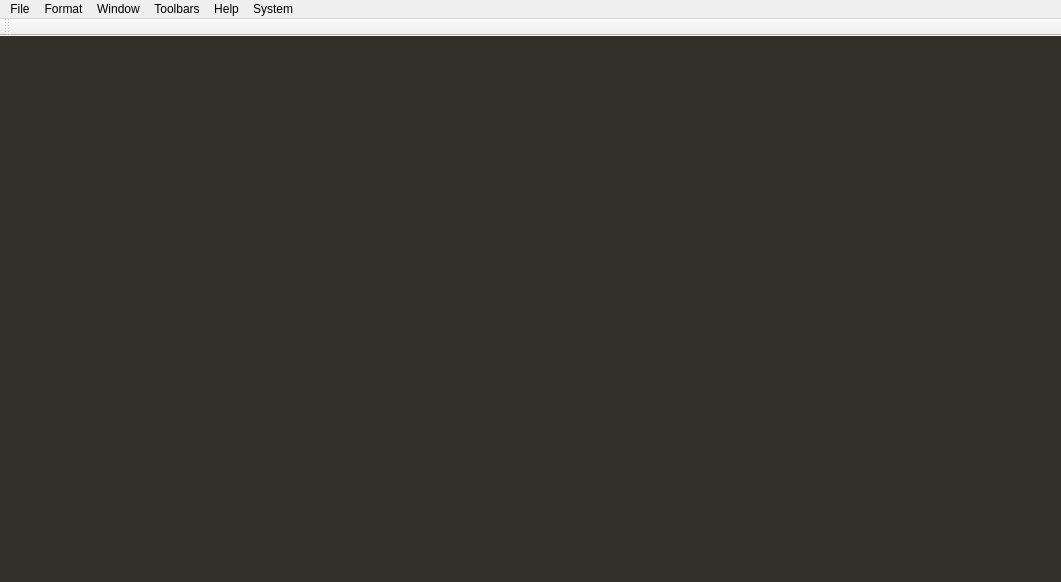
This is mainwindow.ui in sme-gmbh/smepowercad as Qt 5 draws it before an edit. The edited form follows.
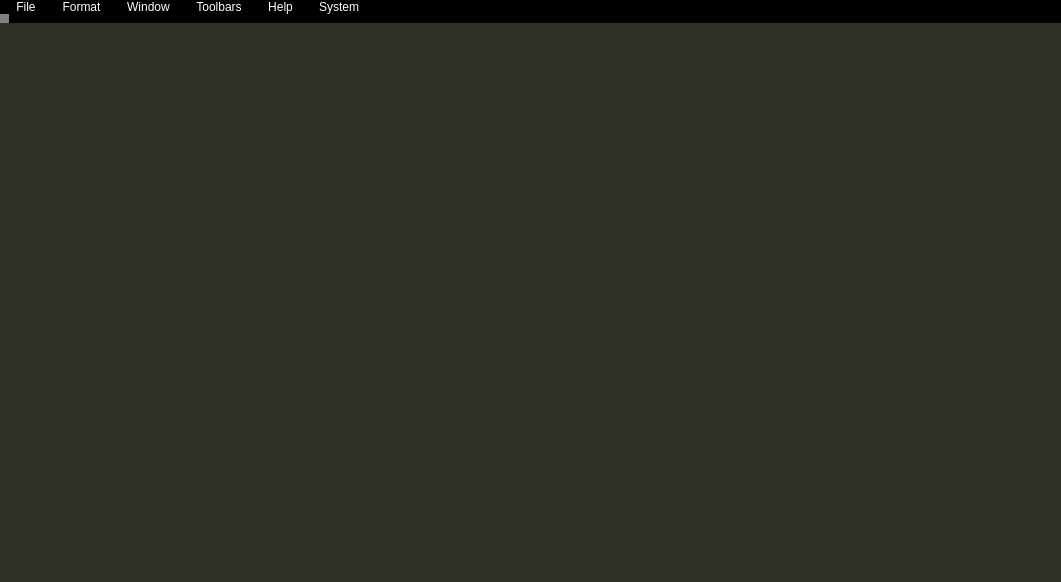
This is the edited form. Icons and pictures are not drawn.

Diff of the .ui file:
```diff
--- a/mainwindow.ui
+++ b/mainwindow.ui
@@ -20,17 +20,7 @@
    <string>SME PowerCAD</string>
   </property>
   <property name="styleSheet">
-   <string notr="true">/*QLineEdit#prompt_input {
-	background-color: rgb(92, 221, 206);
-}
-
-QPlainTextEdit {
-	background-color: rgb(40, 40, 40);
-	color: rgb(80, 255, 80);
-	border:none;
-}*/
-
-QMainWindow {
+   <string notr="true">QMainWindow {
 	background-color: rgb(49, 49, 41);
 }
 
@@ -40,6 +30,72 @@
 	height: 2px;
 }
 
+QToolBar {
+	background: black;
+	border: 0;
+	spacing: 2px;
+}
+
+QToolBar::handle {
+	background-color: grey;
+}
+
+QMenuBar {
+	background-color: black;
+}
+
+QMenuBar::item {
+	spacing: 0px;
+	padding: 0px;
+	padding-left: 10px;
+	padding-right: 10px;
+	background: transparent;
+	color: white;
+}
+
+QMenuBar::item:selected {	/* this is also active if item is hovered */
+	background-color: rgb(110, 110, 95);
+	border-top-left-radius: 8px;
+	border-top-right-radius: 8px;
+}
+
+QMenuBar::item:pressed {		/* this is active iv menu is open */
+/*	background-color: rgb(19, 156, 39); */
+	background: transparent;
+	border: 2px solid rgb(100, 255, 100);
+	border-bottom: 0;
+}
+
+QMenu {
+	background-color: black;
+	color: white;
+	border-left: 3px solid rgb(100, 255, 100);
+	border-bottom: 3px solid rgb(100, 255, 100);
+	border-right: 0px;
+	border-top: 0px;
+	margin: -1px;
+}
+
+QMenu::separator {
+	height: 2px;
+	background: rgb(100, 255, 100);
+	margin-right: 15px;
+}
+
+QMenu::item {
+	padding: 2px 15px 2px 28px;
+	border: 0;
+}
+
+QMenu::item:selected {
+	background-color: rgb(19, 156, 39);
+}
+
+QMenu::icon {
+	margin-left: 7px;
+	margin-right: 5px;
+}
+
 QDockWidget {
 	background-color: rgb(49, 49, 41);
 	color: white;
@@ -199,7 +255,7 @@
 	height: 20px;
 }
 
-QPlainTextEdit, QListWidget {
+QTextEdit, QPlainTextEdit, QListWidget {
 	background-color: rgb(70, 70, 70);
 	color: rgb(60, 255, 60);
 }
@@ -380,7 +436,7 @@
      <x>0</x>
      <y>0</y>
      <width>1061</width>
-     <height>27</height>
+     <height>21</height>
     </rect>
    </property>
    <property name="nativeMenuBar">
@@ -450,9 +506,6 @@
    <property name="autoFillBackground">
     <bool>false</bool>
    </property>
-   <property name="styleSheet">
-    <string notr="true"/>
-   </property>
    <property name="toolButtonStyle">
     <enum>Qt::ToolButtonIconOnly</enum>
    </property>
@@ -460,7 +513,7 @@
     <enum>TopToolBarArea</enum>
    </attribute>
    <attribute name="toolBarBreak">
-    <bool>false</bool>
+    <bool>true</bool>
    </attribute>
   </widget>
   <action name="actionLoad">
```
